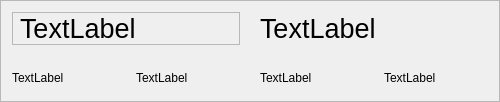
qohelet/QtZeiterfassung, file strips/kontierungstrip.ui: the form before one commit.
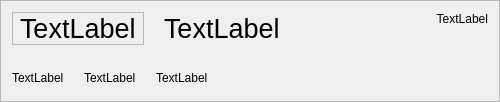
The form after the commit.

```diff
--- a/strips/kontierungstrip.ui
+++ b/strips/kontierungstrip.ui
@@ -10,18 +10,6 @@
     <height>102</height>
    </rect>
   </property>
-  <property name="minimumSize">
-   <size>
-    <width>0</width>
-    <height>100</height>
-   </size>
-  </property>
-  <property name="maximumSize">
-   <size>
-    <width>16777215</width>
-    <height>102</height>
-   </size>
-  </property>
   <property name="windowTitle">
    <string>Form</string>
   </property>
@@ -36,7 +24,7 @@
     <number>20</number>
    </property>
    <item>
-    <layout class="QHBoxLayout" name="horizontalLayout">
+    <layout class="QHBoxLayout" name="horizontalLayout" stretch="0,1,0">
      <item>
       <widget class="QLabel" name="labelTime">
        <property name="font">
@@ -56,7 +44,7 @@
       </widget>
      </item>
      <item>
-      <widget class="QLabel" name="labelDuration">
+      <widget class="QLabel" name="labelProjekt">
        <property name="font">
         <font>
          <pointsize>20</pointsize>
@@ -67,17 +55,20 @@
        </property>
       </widget>
      </item>
+     <item>
+      <widget class="QLabel" name="labelId">
+       <property name="text">
+        <string>TextLabel</string>
+       </property>
+       <property name="alignment">
+        <set>Qt::AlignRight|Qt::AlignTop|Qt::AlignTrailing</set>
+       </property>
+      </widget>
+     </item>
     </layout>
    </item>
    <item>
-    <layout class="QHBoxLayout" name="horizontalLayout_2">
-     <item>
-      <widget class="QLabel" name="labelProjekt">
-       <property name="text">
-        <string>TextLabel</string>
-       </property>
-      </widget>
-     </item>
+    <layout class="QHBoxLayout" name="horizontalLayout_2" stretch="0,0,1">
      <item>
       <widget class="QLabel" name="labelSubprojekt">
        <property name="text">
```
